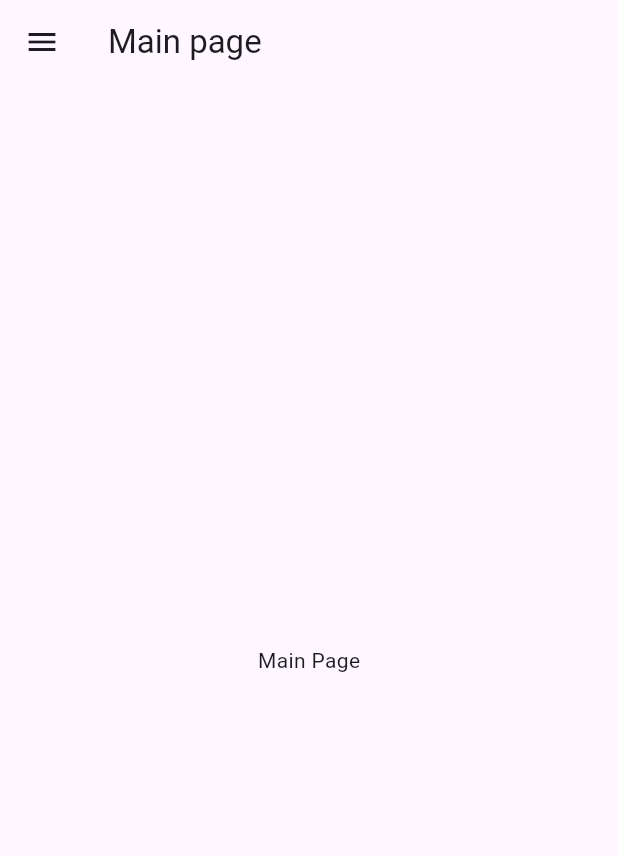
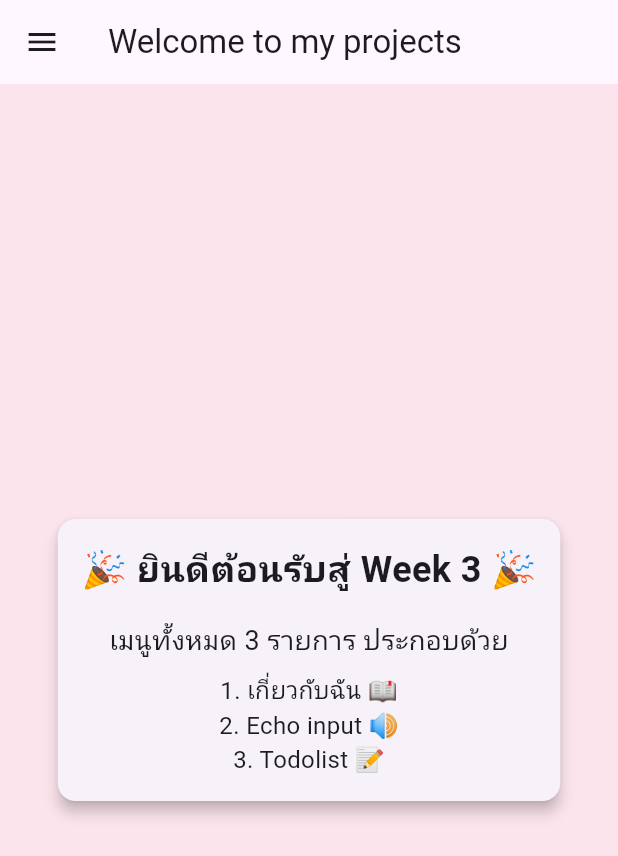
Before and after one commit to Milarize/todolist, a Flutter app: the screen it shows after launch, on a phone screen of 412 x 824 dp. Shown: the top 856 px of the screen. Run offline on Flutter 3.47's test engine with Material 3 defaults, Android fonts, the phone set to English and light mode, and no system bars.

Commit message:
Todolist_AddInfo Aboutme_Final : )

```diff
--- a/lib/main_drawer.dart
+++ b/lib/main_drawer.dart
@@ -2,20 +2,19 @@ import 'package:flutter/material.dart';
 import 'package:todolist_week3/echo_my_name.dart';
 import 'package:todolist_week3/main_page.dart';
 import 'package:todolist_week3/second_page.dart';
-import 'package:flutter/material.dart';
 import 'package:todolist_week3/todo_list.dart';
 Widget getDrawer(BuildContext context) {
   return Drawer(
     child: ListView(
       children: [
         ListTile(
-          title: Text("Main Page"),
+          title: Text("Welcome"),
           onTap: () {
             Navigator.pushNamed(context, MainPage.nameRoute);
           },
         ),
         ListTile(
-          title: Text("Second Page"),
+          title: Text("About Me"),
           onTap: () {
             Navigator.pushNamed(context, SecondPage.nameRoute);
           },
--- a/lib/main_page.dart
+++ b/lib/main_page.dart
@@ -9,12 +9,49 @@ class MainPage extends StatelessWidget {
   Widget build(BuildContext context) {
     return Scaffold(
       appBar: AppBar(
-        title: Text("Main page"),
+        title: Text("Welcome to my projects"),
       ),
       drawer: getDrawer(context),
       body: Container(
+        color: Colors.pink[50],
+        padding: EdgeInsets.all(16.0),
         child: Center(
-          child: Text("Main Page"),
+          child: Card(
+            elevation: 4.0,
+            child: Padding(
+              padding: const EdgeInsets.all(16.0),
+              child: Column(
+                mainAxisSize: MainAxisSize.min,
+                children: [
+                  Text(
+                    "🎉 ยินดีต้อนรับสู่ Week 3 🎉",
+                    style: TextStyle(
+                      fontSize: 24.0,
+                      fontWeight: FontWeight.bold,
+                    ),
+                  ),
+                  SizedBox(height: 16.0),
+                  Text(
+                    "เมนูทั้งหมด 3 รายการ ประกอบด้วย",
+                    style: TextStyle(fontSize: 18.0),
+                  ),
+                  SizedBox(height: 8.0),
+                  Text(
+                    "1. เกี่ยวกับฉัน 📖",
+                    style: TextStyle(fontSize: 16.0),
+                  ),
+                  Text(
+                    "2. Echo input 🔊",
+                    style: TextStyle(fontSize: 16.0),
+                  ),
+                  Text(
+                    "3. Todolist 📝",
+                    style: TextStyle(fontSize: 16.0),
+                  ),
+                ],
+              ),
+            ),
+          ),
         ),
       ),
     );
```
Also changed, not shown: lib/echo_my_name.dart (+25 -10 lines), lib/second_page.dart (+38 -2 lines), lib/todo_list.dart (+87 -9 lines), lib/main.dart (line endings or trailing spaces).
